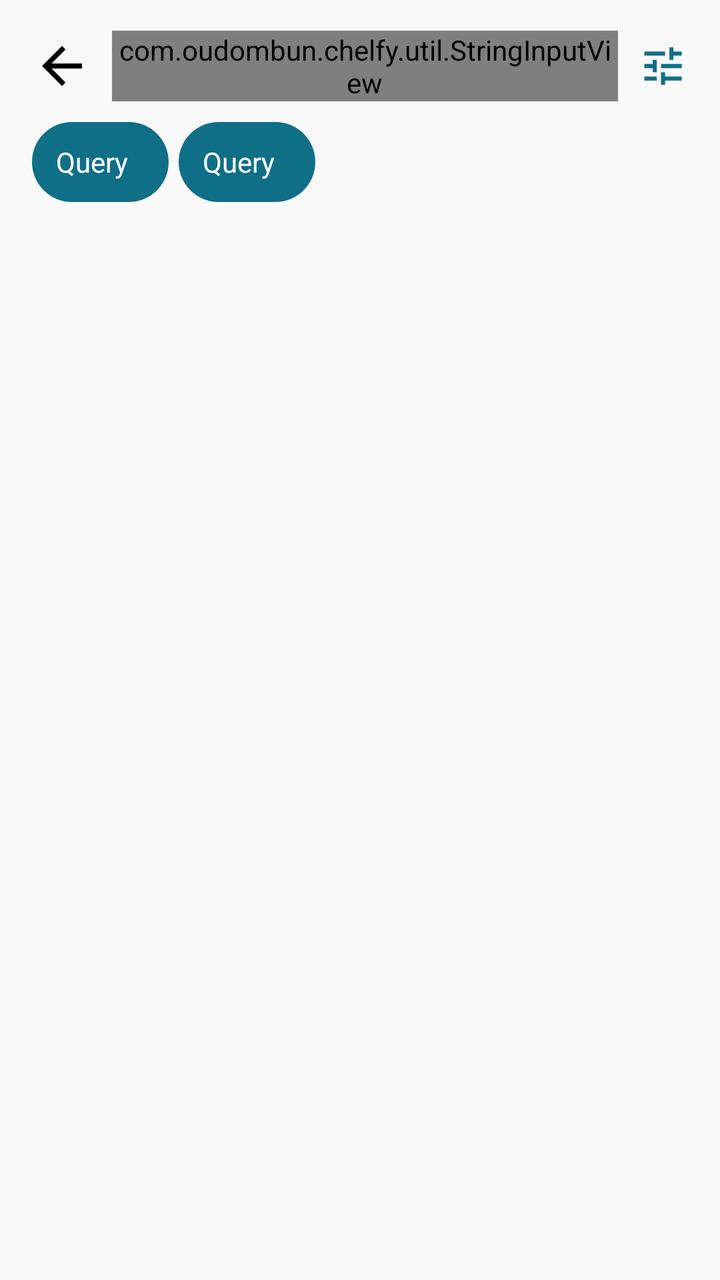
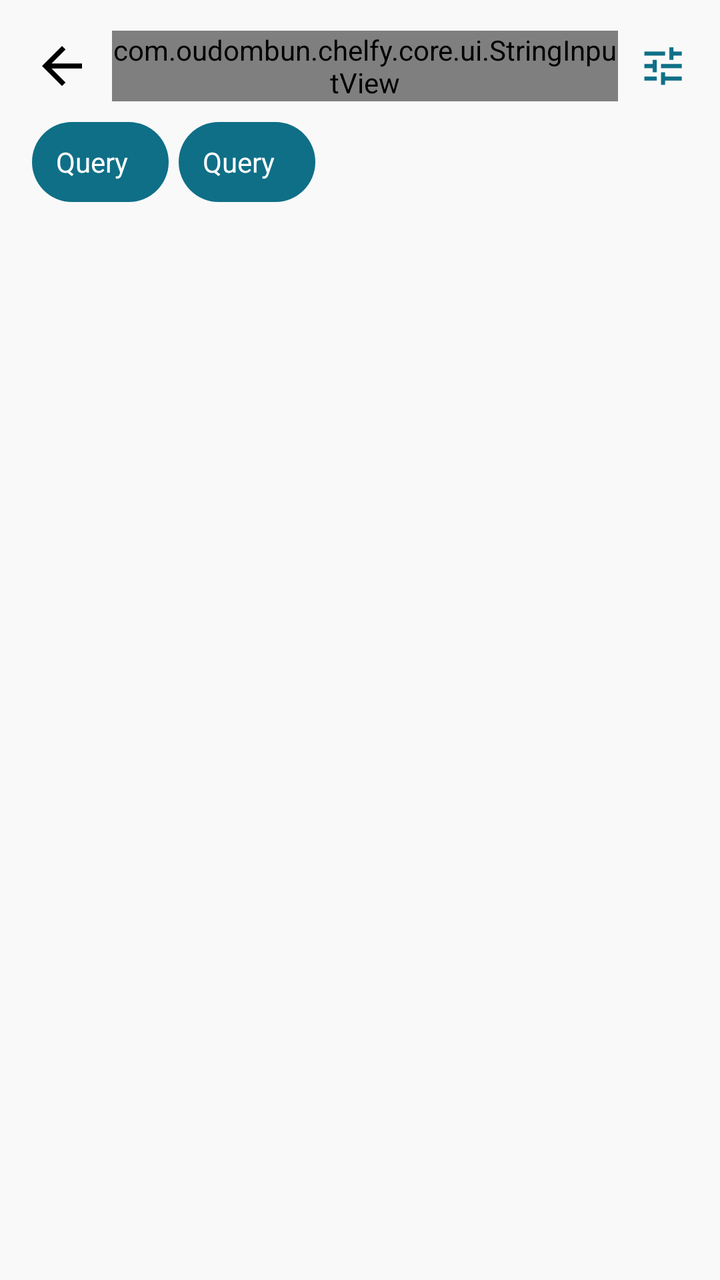

The first picture is an Android layout as it rendered before a commit; the second is the same layout after the commit. The layout source and the unified diff follow.
<!-- AndroidManifest.xml: application theme AppTheme -->
<!-- res/layout/fragment_search_result.xml -->
<?xml version="1.0" encoding="utf-8"?>
<layout xmlns:app="http://schemas.android.com/apk/res-auto"
    xmlns:tools="http://schemas.android.com/tools"
    xmlns:android="http://schemas.android.com/apk/res/android">

    <data>

    </data>

    <LinearLayout
        android:layout_width="match_parent"
        android:clickable="true"
        android:focusable="true"
        android:focusableInTouchMode="true"
        android:layout_height="match_parent"
        android:background="@color/backgroundColor"
        android:paddingHorizontal="16dp"
        android:orientation="vertical">


        <LinearLayout
            android:layout_width="match_parent"
            android:layout_height="56dp"
            android:layout_marginTop="5dp"
            android:gravity="center_vertical">

            <ImageView
                android:id="@+id/toolbarBackResult"
                android:layout_width="30dp"
                android:layout_height="match_parent"
                android:adjustViewBounds="true"
                android:src="@drawable/baseline_arrow_back_ios_new_24" />

            <com.oudombun.chelfy.util.StringInputView
                android:id="@+id/searchView"
                android:layout_width="0dp"
                android:layout_height="wrap_content"
                android:layout_marginHorizontal="10dp"
                android:layout_weight="1"
                app:viewImeOptions="actionSearch"
                app:hint="@string/search"
                app:startIcon="@drawable/ic_search" />

            <ImageView
                android:id="@+id/searchButtonFilter"
                android:layout_width="25dp"
                android:layout_height="match_parent"
                android:adjustViewBounds="true"
                android:src="@drawable/ic_filter" />

        </LinearLayout>

        <HorizontalScrollView
            android:layout_width="match_parent"
            android:layout_height="wrap_content">

            <LinearLayout
                android:id="@+id/searchQueryContainer"
                android:layout_width="wrap_content"
                android:layout_height="wrap_content"
                android:orientation="horizontal">

                <LinearLayout
                    android:layout_width="wrap_content"
                    android:layout_height="40dp"
                    android:gravity="center"
                    android:layout_marginEnd="5dp"
                    android:background="@drawable/bg_primary_raius_top"
                    android:orientation="horizontal"
                    android:paddingHorizontal="@dimen/margin_3x"
                    android:paddingVertical="@dimen/margin_2x">

                    <TextView
                        android:layout_marginEnd="@dimen/margin_2x"
                        android:id="@+id/txtMealType"
                        android:layout_width="wrap_content"
                        android:layout_height="wrap_content"
                        android:text="Query"
                        android:textColor="@color/white" />
                </LinearLayout>

                <LinearLayout
                    android:layout_width="wrap_content"
                    android:layout_height="40dp"
                    android:gravity="center"
                    android:layout_marginEnd="5dp"
                    android:background="@drawable/bg_primary_raius_top"
                    android:orientation="horizontal"
                    android:paddingHorizontal="@dimen/margin_3x"
                    android:paddingVertical="@dimen/margin_2x">

                    <TextView
                        android:layout_marginEnd="@dimen/margin_2x"
                        android:id="@+id/txtDietType"
                        android:layout_width="wrap_content"
                        android:layout_height="wrap_content"
                        android:text="Query"
                        android:textColor="@color/white" />
                </LinearLayout>
            </LinearLayout>
        </HorizontalScrollView>

        <androidx.recyclerview.widget.RecyclerView
            android:id="@+id/recyclerView"
            android:layout_width="match_parent"
            android:layout_height="match_parent"
            android:paddingTop="10dp"
            android:paddingBottom="10dp"
            tools:listitem="@layout/placeholder_search_layout" />

        <ProgressBar
            android:id="@+id/progress"
            android:layout_width="wrap_content"
            android:layout_height="wrap_content"
            android:visibility="gone"
            android:layout_gravity="center" />
    </LinearLayout>
</layout>
<!-- res/layout/placeholder_search_layout.xml (included above) -->
<?xml version="1.0" encoding="utf-8"?>
<androidx.constraintlayout.widget.ConstraintLayout
    xmlns:android="http://schemas.android.com/apk/res/android"
    xmlns:app="http://schemas.android.com/apk/res-auto"
    android:layout_width="wrap_content"
    android:paddingHorizontal="@dimen/margin_3x"
    android:layout_height="200dp">
    <androidx.cardview.widget.CardView
        android:id="@+id/roundCardView"
        android:layout_width="wrap_content"
        android:layout_height="100dp"
        android:layout_centerHorizontal="true"
        android:elevation="0dp"
        android:layout_marginTop="12dp"
        app:layout_constraintEnd_toEndOf="parent"
        app:layout_constraintStart_toStartOf="parent"
        app:layout_constraintTop_toTopOf="parent">
        <View
            android:id="@+id/view2"
            android:layout_width="wrap_content"
            android:layout_height="100dp"

            android:background="@color/placeholderColor"
             />
    </androidx.cardview.widget.CardView>

    <View
        android:id="@+id/view3"
        android:layout_width="wrap_content"
        android:layout_height="25dp"
        android:layout_marginTop="12dp"
        android:background="@color/placeholderColor"
        app:layout_constraintStart_toStartOf="parent"
        app:layout_constraintTop_toBottomOf="@+id/roundCardView" />

    <View
        android:id="@+id/view4"
        android:layout_width="wrap_content"
        android:layout_height="25dp"
        android:layout_marginTop="12dp"
        android:background="@color/placeholderColor"
        app:layout_constraintStart_toStartOf="parent"
        app:layout_constraintTop_toBottomOf="@+id/view3" />


</androidx.constraintlayout.widget.ConstraintLayout>
<!-- resources referenced by this layout -->
<resources>
  <color name="backgroundColor">@color/lightGray</color>
  <color name="placeholderColor">@color/mediumGray</color>
  <color name="white">#FFFFFF</color>
  <dimen name="margin_2x">8dp</dimen>
  <dimen name="margin_3x">12dp</dimen>
  <!-- drawable baseline_arrow_back_ios_new_24 (drawable) -->
  <vector android:autoMirrored="true" android:height="24dp"
      android:tint="#000000" android:viewportHeight="24"
      android:viewportWidth="24" android:width="24dp" xmlns:android="http://schemas.android.com/apk/res/android">
      <path android:fillColor="@android:color/white" android:pathData="M20,11H7.83l5.59,-5.59L12,4l-8,8 8,8 1.41,-1.41L7.83,13H20v-2z"/>
  </vector>
  <!-- drawable bg_primary_raius_top (drawable) -->
  <?xml version="1.0" encoding="utf-8"?>
  <shape xmlns:android="http://schemas.android.com/apk/res/android"
     android:shape="rectangle">
     <solid android:color="@color/colorPrimary" />
     <corners android:radius="30dp"/>
  </shape>
  <!-- drawable ic_filter (drawable) -->
  <vector android:height="24dp" android:tint="@color/colorPrimary"
      android:viewportHeight="24.0" android:viewportWidth="24.0"
      android:width="24dp" xmlns:android="http://schemas.android.com/apk/res/android">
      <path android:fillColor="#FF000000" android:pathData="M3,17v2h6v-2L3,17zM3,5v2h10L13,5L3,5zM13,21v-2h8v-2h-8v-2h-2v6h2zM7,9v2L3,11v2h4v2h2L9,9L7,9zM21,13v-2L11,11v2h10zM15,9h2L17,7h4L21,5h-4L17,3h-2v6z"/>
  </vector>
  <!-- drawable ic_search (drawable) -->
  <vector xmlns:android="http://schemas.android.com/apk/res/android"
      android:width="24dp"
      android:height="24dp"
      android:viewportWidth="24"
      android:viewportHeight="24"
      android:tint="?attr/colorControlNormal">
    <path
        android:fillColor="@android:color/white"
        android:pathData="M15.5,14h-0.79l-0.28,-0.27C15.41,12.59 16,11.11 16,9.5 16,5.91 13.09,3 9.5,3S3,5.91 3,9.5 5.91,16 9.5,16c1.61,0 3.09,-0.59 4.23,-1.57l0.27,0.28v0.79l5,4.99L20.49,19l-4.99,-5zM9.5,14C7.01,14 5,11.99 5,9.5S7.01,5 9.5,5 14,7.01 14,9.5 11.99,14 9.5,14z"/>
  </vector>
  <string name="search">Search</string>
  <style name="AppTheme" parent="Theme.MaterialComponents.Light.DarkActionBar">
          
          <item name="colorPrimary">@color/colorPrimary</item>
          <item name="colorPrimaryDark">@color/colorPrimaryDark</item>
          <item name="colorAccent">@color/colorAccent</item>
          <item name="actionModeBackground">@color/contextualActionBarColor</item>
          <item name="android:statusBarColor">@color/statusBarColor</item>
          <item name="actionBarStyle">@style/CustomActionBarStyle</item>
          <item name="bottomSheetDialogTheme">@style/AppBottomSheetDialogTheme</item>
          <item name="elevationOverlayEnabled">true</item>
      </style>
  <color name="lightGray">#F9F9F9</color>
  <color name="mediumGray">#D1D1D1</color>
  <color name="colorPrimary">#0F6F87</color>
  <color name="colorPrimaryDark">#0F6F87</color>
  <color name="colorAccent">#FF7465</color>
  <color name="contextualActionBarColor">@color/dark</color>
  <color name="statusBarColor">@color/colorPrimaryDark</color>
  <style name="CustomActionBarStyle" parent="Widget.MaterialComponents.ActionBar.Primary">
          <item name="background">@color/actionBarBackgroundColor</item>
      </style>
  <style name="AppBottomSheetDialogTheme" parent="Theme.MaterialComponents.BottomSheetDialog">
          <item name="android:windowBackground">@android:color/transparent</item>
          <item name="android:backgroundDimAmount">0.5</item>
      </style>
  <color name="dark">#313C44</color>
  <color name="actionBarBackgroundColor">@color/colorPrimary</color>
  
      // Custom BottomNavigationView Style
</resources>

<!-- the commit's change to res/layout/fragment_search_result.xml (unified diff, before → after) -->
@@ -31,7 +31,7 @@
                 android:adjustViewBounds="true"
                 android:src="@drawable/baseline_arrow_back_ios_new_24" />
 
-            <com.oudombun.chelfy.util.StringInputView
+            <com.oudombun.chelfy.core.ui.StringInputView
                 android:id="@+id/searchView"
                 android:layout_width="0dp"
                 android:layout_height="wrap_content"
